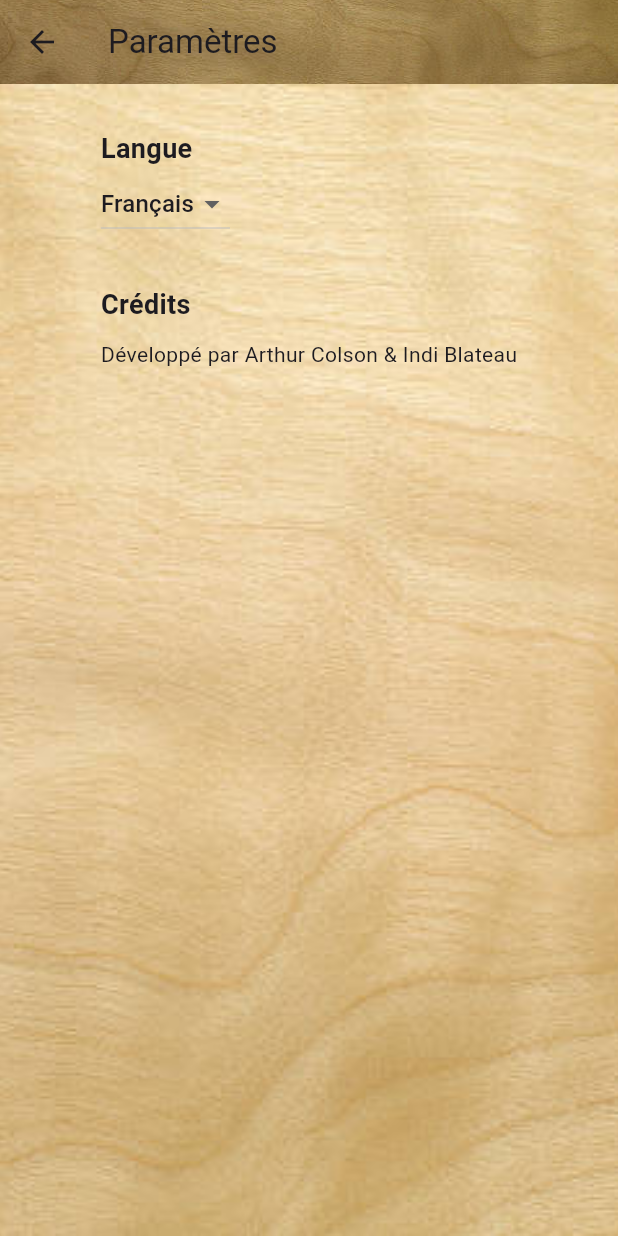
After one commit to Arcols/Eat-and-Hit, a Flutter app: the screen it shows after launch, in the side drawer, after a tap on "Paramètres", on a phone screen of 412 x 824 dp. The commit adds this screen. Run offline on Flutter 3.47's test engine with Material 3 defaults, Android fonts, the phone set to English and light mode, and no system bars.

Commit message:
settings

```diff
--- /dev/null
+++ b/lib/Vue/Settings.dart
@@ -0,0 +1,77 @@
+import 'package:flutter/material.dart';
+
+class Settings extends StatefulWidget {
+  const Settings({Key? key}) : super(key: key);
+
+  @override
+  State<Settings> createState() => _Settings();
+}
+
+class _Settings extends State<Settings> {
+  String _selectedLanguage = 'fr'; // Valeur par défaut
+
+  void _changeLanguage(String? value) {
+    if (value != null) {
+      setState(() {
+        _selectedLanguage = value;
+      });
+      // Tu peux sauvegarder cette préférence avec SharedPreferences plus tard
+      // Ex: await SharedPreferences.getInstance().then((prefs) => prefs.setString('lang', value));
+    }
+  }
+
+  @override
+  Widget build(BuildContext context) {
+    return Scaffold(
+      appBar: AppBar(
+        title: Text("Paramètres"),
+        flexibleSpace: Container(
+          decoration: BoxDecoration(
+            image: DecorationImage(
+              image: AssetImage("assets/images/appbar_background.jpg"),
+              fit: BoxFit.cover,
+            ),
+          ),
+        )
+      ),
+      body: Container(
+        decoration: BoxDecoration(
+          image: DecorationImage(
+            image: AssetImage("assets/images/background.jpg"),
+            fit: BoxFit.cover,
+          ),
+        ),
+        child: Center(
+          child: Column(
+            crossAxisAlignment: CrossAxisAlignment.start,
+            children: [
+              const SizedBox(height: 30),
+              Text("Langue", style: TextStyle(fontSize: 18, fontWeight: FontWeight.bold)),
+
+              DropdownButton<String>(
+                value: _selectedLanguage,
+                items: [
+                  DropdownMenuItem(
+                    value: 'fr',
+                    child: Text('Français'),
+                  ),
+                  DropdownMenuItem(
+                    value: 'en',
+                    child: Text('English'),
+                  ),
+                ],
+                onChanged: _changeLanguage,
+              ),
+
+              const SizedBox(height: 30),
+
+              Text("Crédits", style: TextStyle(fontSize: 18, fontWeight: FontWeight.bold)),
+              const SizedBox(height: 10),
+              Text("Développé par Arthur Colson & Indi Blateau")
+            ],
+          ),
+        )
+      ),
+    );
+  }
+}
--- a/lib/main.dart
+++ b/lib/main.dart
@@ -8,6 +8,7 @@ import 'package:eat_and_hit/Widgets/EatWidget.dart';
 import 'Vue/addEtudiantPage.dart';
 import 'fonctions/dataFonctions.dart';
 import 'Vue/MonCompte.dart';
+import 'Vue/Settings.dart';
 
 Future<void> main() async {
   WidgetsFlutterBinding.ensureInitialized();
@@ -121,6 +122,17 @@ class _ContactListPageState extends State<ContactListPage> {
                 );
               },
             ),
+            ListTile(
+              leading: Icon(Icons.settings),
+              title: Text("Paramètres"),
+              onTap: () {
+                Navigator.push(
+                  context,
+                  MaterialPageRoute(builder: (context) => Settings()),
+                );
+              },
+            ),
+
           ],
         ),
       ),
```
